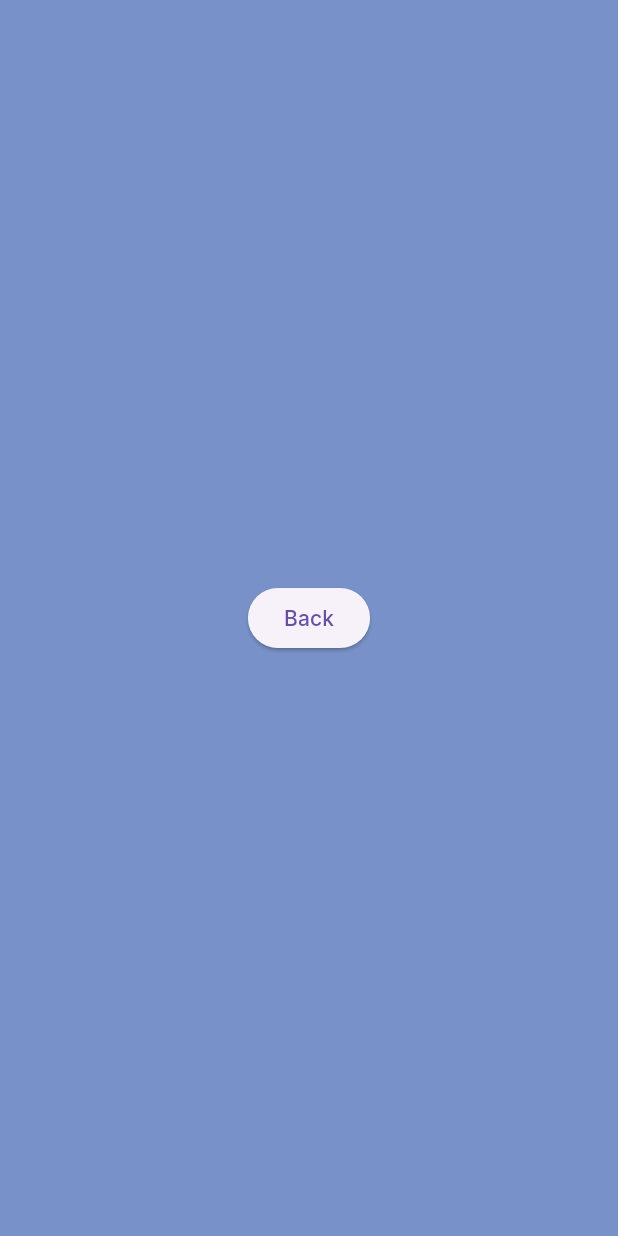
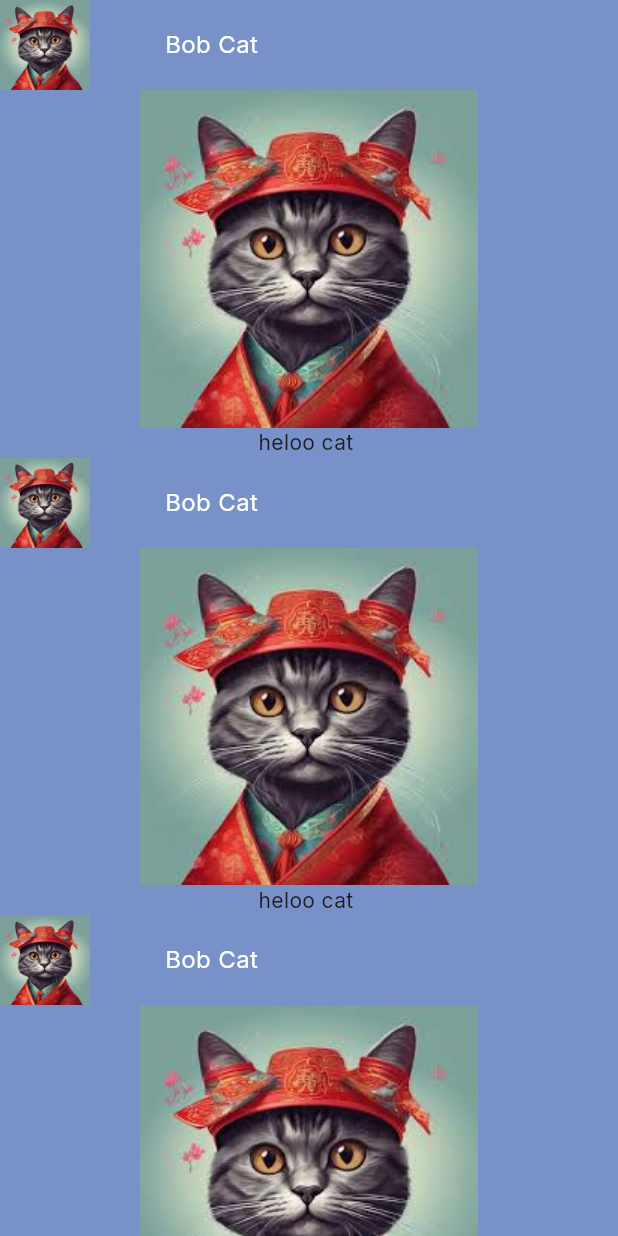
Before and after one commit to hadighoreishi/login_page, a Flutter app: the HomePage screen opened by its route, on a phone screen of 412 x 824 dp. Run offline on Flutter 3.47's test engine with Material 3 defaults, Android fonts, the phone set to English and light mode, and no system bars; our stand-ins replace flutter_svg.

Commit message:
extra feature

```diff
--- /dev/null
+++ b/lib/componets/post_item.dart
@@ -0,0 +1,29 @@
+import 'package:flutter/material.dart';
+
+class PostItem extends StatelessWidget {
+  @override
+  Widget build(BuildContext context) {
+    return Column(
+      children: [
+        Row(
+          children: [
+            Image.asset(
+              'assets/images/download.jpeg',
+              width: 60,
+              height: 60,
+            ),
+            SizedBox(width: 50),
+            Text(
+              'Bob Cat',
+              style: TextStyle(color: Colors.white, fontSize: 16),
+            ),
+          ],
+        ),
+        Image.asset(
+          'assets/images/download.jpeg',
+        ),
+        Text('heloo cat '),
+      ],
+    );
+  }
+}
--- a/lib/pages/home_page.dart
+++ b/lib/pages/home_page.dart
@@ -1,4 +1,5 @@
 import 'package:flutter/material.dart';
+import '../componets/post_item.dart';
 
 class HomePage extends StatelessWidget {
   HomePage({super.key});
@@ -6,14 +7,29 @@ class HomePage extends StatelessWidget {
   @override
   Widget build(BuildContext context) {
     return Scaffold(
-      body: Center(
-        child: ElevatedButton(
-          onPressed: () {
-            Navigator.of(context).pushNamed('/');
-          },
-          child: Text('Back'),
-        ),
-      ),
-    );
+        // appBar: AppBar(
+        //   title: Text("Home Page"),
+        //   centerTitle: true,
+        //   actions: [
+        //     Icon(Icons.location_on_outlined),
+        //   ],
+        // ),
+        body: ListView(
+      children: [
+        duplicateUser(),
+      ],
+    ));
   }
 }
+
+
+
+Widget duplicateUser() {
+  List<Widget> users = [];
+  for (var i = 0; i < 20; i++) {
+    users.add(PostItem());
+  }
+  return Column(
+    children: users,
+  );
+}
--- a/pubspec.yaml
+++ b/pubspec.yaml
@@ -30,6 +30,7 @@ environment:
 dependencies:
   flutter:
     sdk: flutter
+  flutter_svg: ^2.0.5
 
 
   # The following adds the Cupertino Icons font to your application.
@@ -61,6 +62,7 @@ flutter:
   # To add assets to your application, add an assets section, like this:
   assets:
     - assets/images/
+    - assets/svg/
 
 
 
```
Also changed, not shown: lib/main.dart (+7 -0 lines), lib/pages/components/tool_bar.dart (added, +13 -0 lines), lib/pages/counter_page.dart (added, +42 -0 lines), lib/pages/login_page.dart (+12 -4 lines), lib/pages/main_page.dart (added, +67 -0 lines), lib/pages/profile_page.dart (added, +64 -0 lines), assets/images/download.jpeg (added), assets/svg/svg.svg (added), pubspec.lock.
